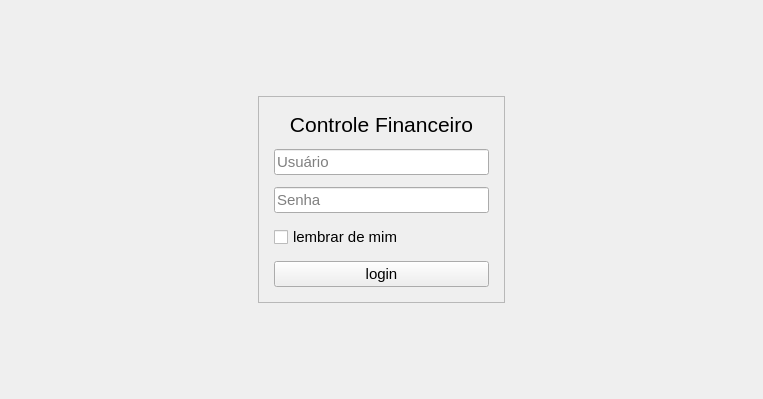
Old version of the form financeiroapp/ui/src/LoginPage.ui in the repository iagoofelipe/ControleFinanceiro.
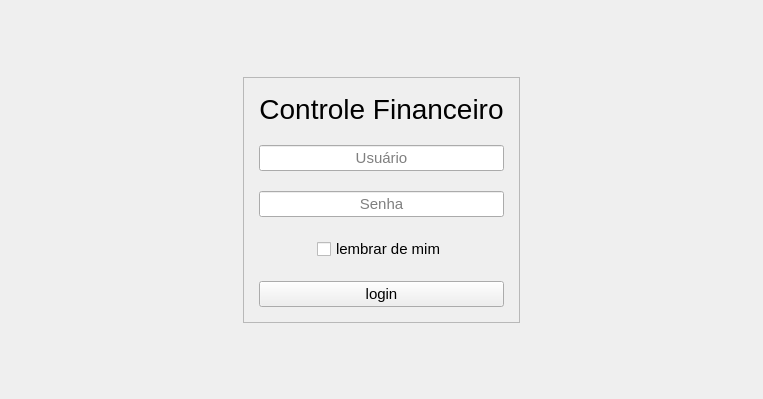
New version of the form.

The edit to the form file:
```diff
--- a/financeiroapp/ui/src/LoginPage.ui
+++ b/financeiroapp/ui/src/LoginPage.ui
@@ -69,7 +69,7 @@
      </property>
      <layout class="QVBoxLayout" name="verticalLayout">
       <property name="spacing">
-       <number>12</number>
+       <number>20</number>
       </property>
       <property name="leftMargin">
        <number>15</number>
@@ -87,7 +87,7 @@
        <widget class="QLabel" name="label">
         <property name="font">
          <font>
-          <pointsize>16</pointsize>
+          <pointsize>21</pointsize>
          </font>
         </property>
         <property name="text">
@@ -103,6 +103,9 @@
         <property name="maxLength">
          <number>45</number>
         </property>
+        <property name="alignment">
+         <set>Qt::AlignCenter</set>
+        </property>
         <property name="placeholderText">
          <string>Usuário</string>
         </property>
@@ -116,16 +119,63 @@
         <property name="echoMode">
          <enum>QLineEdit::Password</enum>
         </property>
+        <property name="alignment">
+         <set>Qt::AlignCenter</set>
+        </property>
         <property name="placeholderText">
          <string>Senha</string>
         </property>
        </widget>
       </item>
       <item>
-       <widget class="QCheckBox" name="cbRemember">
-        <property name="text">
-         <string>lembrar de mim</string>
-        </property>
+       <widget class="QWidget" name="widget" native="true">
+        <layout class="QHBoxLayout" name="horizontalLayout">
+         <property name="leftMargin">
+          <number>0</number>
+         </property>
+         <property name="topMargin">
+          <number>0</number>
+         </property>
+         <property name="rightMargin">
+          <number>0</number>
+         </property>
+         <property name="bottomMargin">
+          <number>0</number>
+         </property>
+         <item>
+          <spacer name="horizontalSpacer_3">
+           <property name="orientation">
+            <enum>Qt::Horizontal</enum>
+           </property>
+           <property name="sizeHint" stdset="0">
+            <size>
+             <width>40</width>
+             <height>20</height>
+            </size>
+           </property>
+          </spacer>
+         </item>
+         <item>
+          <widget class="QCheckBox" name="cbRemember">
+           <property name="text">
+            <string>lembrar de mim</string>
+           </property>
+          </widget>
+         </item>
+         <item>
+          <spacer name="horizontalSpacer_4">
+           <property name="orientation">
+            <enum>Qt::Horizontal</enum>
+           </property>
+           <property name="sizeHint" stdset="0">
+            <size>
+             <width>40</width>
+             <height>20</height>
+            </size>
+           </property>
+          </spacer>
+         </item>
+        </layout>
        </widget>
       </item>
       <item>
```
